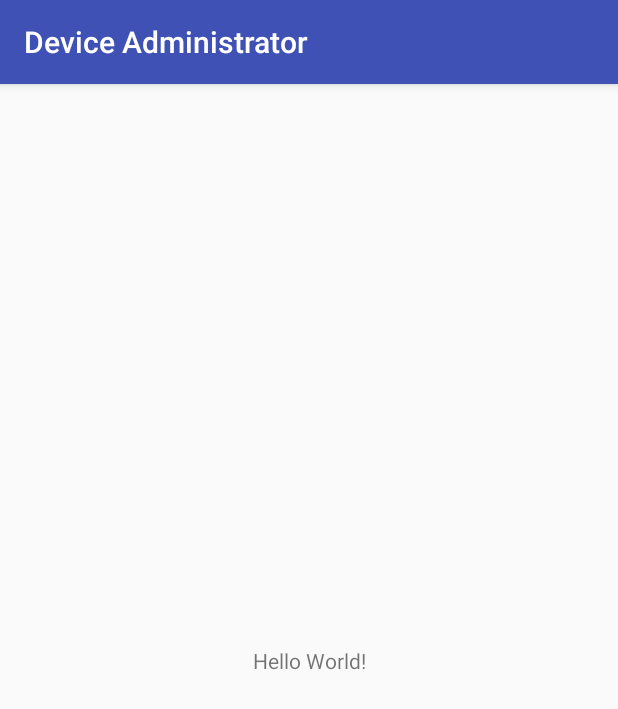
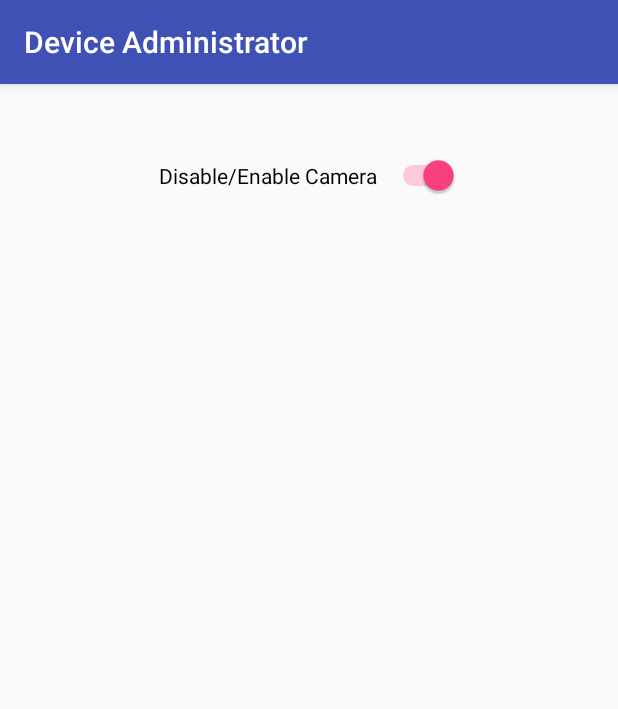
Before and after one commit to dkreider/android-disable-camera, an Android app: the screen it shows after launch (MainActivity), on a phone screen of 412 x 824 dp. Shown: the top 709 px of the screen. Run offline under Robolectric (Android 15) with nearby library versions, the phone set to English and light mode, and no system bars; 1 statement that could not run was skipped.

Commit message:
add ability to block camera

```diff
--- a/app/src/main/java/androidadministration/com/deviceadministrator/MainActivity.java
+++ b/app/src/main/java/androidadministration/com/deviceadministrator/MainActivity.java
@@ -6,6 +6,9 @@ import android.content.Context;
 import android.content.Intent;
 import android.support.v7.app.AppCompatActivity;
 import android.os.Bundle;
+import android.util.Log;
+import android.widget.CompoundButton;
+import android.widget.Switch;
 
 public class MainActivity extends AppCompatActivity {
 
@@ -13,6 +16,7 @@ public class MainActivity extends AppCompatActivity {
 
     private ComponentName adminComponent;
     private DevicePolicyManager devicePolicyManager;
+    private Switch cameraSwitch;
 
     @Override
     protected void onCreate(Bundle savedInstanceState) {
@@ -30,7 +34,29 @@ public class MainActivity extends AppCompatActivity {
 
         }
 
-        setContentView(R.layout.activity_main);
+        setContentView(R.layout.activity_main); // This must be called before initializing our switch!
+
+        cameraSwitch = (Switch)this.findViewById(R.id.cameraSwitch);
+        cameraSwitch.setOnCheckedChangeListener(new CompoundButton.OnCheckedChangeListener() {
+            @Override
+            public void onCheckedChanged(CompoundButton compoundButton, boolean isEnabled) {
+                try {
+                    if (isEnabled) {
+                        devicePolicyManager.setCameraDisabled(adminComponent, false); // Enable camera.
+                    } else {
+                        devicePolicyManager.setCameraDisabled(adminComponent, true); // Disable camera.
+                    }
+                } catch (SecurityException securityException) {
+                    Log.i("Device Administrator", "Error occurred while disabling/enabling camera - " + securityException.getMessage());
+                }
+            }
+        });
+
+        if (devicePolicyManager.getCameraDisabled(adminComponent)) {
+            cameraSwitch.setChecked(false);
+        } else {
+            cameraSwitch.setChecked(true);
+        }
 
     }
 
--- a/app/src/main/res/layout/activity_main.xml
+++ b/app/src/main/res/layout/activity_main.xml
@@ -6,13 +6,23 @@
     android:layout_height="match_parent"
     tools:context="androidadministration.com.deviceadministrator.MainActivity">
 
-    <TextView
-        android:layout_width="wrap_content"
-        android:layout_height="wrap_content"
-        android:text="Hello World!"
-        app:layout_constraintBottom_toBottomOf="parent"
+    <RelativeLayout
+        android:layout_width="368dp"
+        android:layout_height="495dp"
         app:layout_constraintLeft_toLeftOf="parent"
         app:layout_constraintRight_toRightOf="parent"
-        app:layout_constraintTop_toTopOf="parent" />
+        tools:layout_editor_absoluteX="8dp"
+        tools:layout_editor_absoluteY="8dp">
 
+        <Switch
+            android:id="@+id/cameraSwitch"
+            android:layout_width="wrap_content"
+            android:layout_height="wrap_content"
+            android:layout_alignParentTop="true"
+            android:layout_centerHorizontal="true"
+            android:layout_marginTop="47dp"
+            android:text="Disable/Enable Camera  "
+            android:textOff="Enable Camera"
+            android:textOn="Disable Camera" />
+    </RelativeLayout>
 </android.support.constraint.ConstraintLayout>
```
